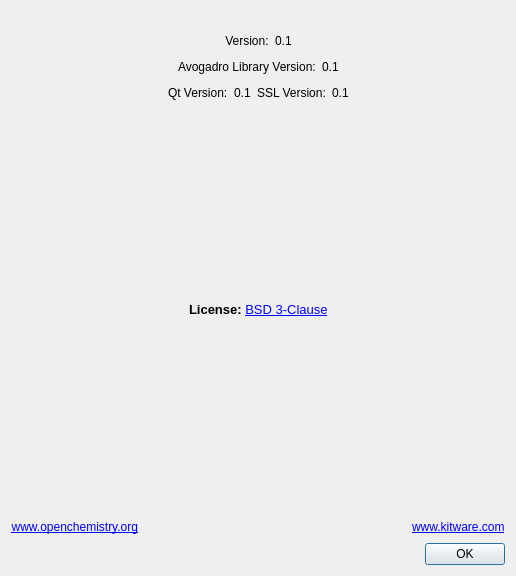
Before: the Qt Designer form avogadro/aboutdialog.ui in OpenChemistry/avogadroapp, drawn with Qt 5.
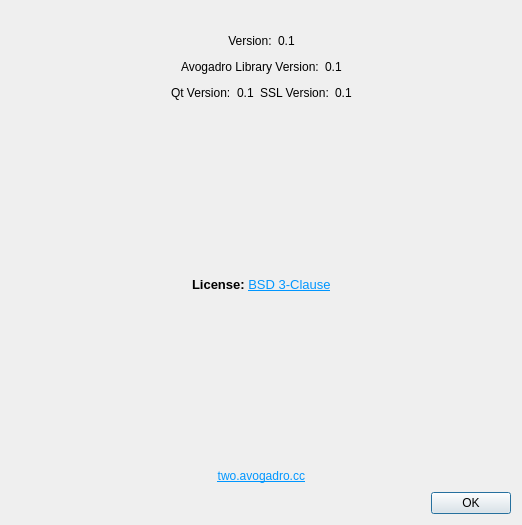
After: the same form once the commit is applied. Icons and pictures are not drawn.

What changed in the file:
```diff
--- a/avogadro/aboutdialog.ui
+++ b/avogadro/aboutdialog.ui
@@ -6,8 +6,8 @@
    <rect>
     <x>0</x>
     <y>0</y>
-    <width>516</width>
-    <height>576</height>
+    <width>522</width>
+    <height>525</height>
    </rect>
   </property>
   <property name="sizePolicy">
@@ -235,7 +235,7 @@
      <item>
       <widget class="QLabel" name="licenseLabel">
        <property name="text">
-        <string>&lt;html&gt;&lt;head/&gt;&lt;body&gt;&lt;p&gt;&lt;span style=&quot; font-size:10pt; font-weight:600;&quot;&gt;License: &lt;/span&gt;&lt;a href=&quot;https://opensource.org/licenses/BSD-3-Clause&quot;&gt;&lt;span style=&quot; font-size:10pt; text-decoration: underline; color:#0000ff;&quot;&gt;BSD 3-Clause&lt;/span&gt;&lt;/a&gt;&lt;/p&gt;&lt;/body&gt;&lt;/html&gt;</string>
+        <string>&lt;html&gt;&lt;head/&gt;&lt;body&gt;&lt;p&gt;&lt;span style=&quot; font-size:10pt; font-weight:600;&quot;&gt;License: &lt;/span&gt;&lt;a href=&quot;https://opensource.org/licenses/BSD-3-Clause&quot;&gt;&lt;span style=&quot; font-size:10pt; text-decoration: underline; color:#0096ff;&quot;&gt;BSD 3-Clause&lt;/span&gt;&lt;/a&gt;&lt;/p&gt;&lt;/body&gt;&lt;/html&gt;</string>
        </property>
        <property name="openExternalLinks">
         <bool>true</bool>
@@ -272,10 +272,23 @@
    </item>
    <item>
     <layout class="QHBoxLayout" name="urlsLayout">
+     <item>
+      <spacer name="horizontalSpacer_10">
+       <property name="orientation">
+        <enum>Qt::Orientation::Horizontal</enum>
+       </property>
+       <property name="sizeHint" stdset="0">
+        <size>
+         <width>40</width>
+         <height>20</height>
+        </size>
+       </property>
+      </spacer>
+     </item>
      <item>
       <widget class="QLabel" name="label_2">
        <property name="text">
-        <string>&lt;html&gt;&lt;head/&gt;&lt;body&gt;&lt;p&gt;&lt;a href=&quot;https://www.openchemistry.org&quot;&gt;&lt;span style=&quot; text-decoration: underline; color:#0000ff;&quot;&gt;www.openchemistry.org&lt;/span&gt;&lt;/a&gt;&lt;/p&gt;&lt;/body&gt;&lt;/html&gt;</string>
+        <string>&lt;html&gt;&lt;head/&gt;&lt;body&gt;&lt;p&gt;&lt;a href=&quot;https://www.openchemistry.org&quot;&gt;&lt;span style=&quot; text-decoration: underline; color:#0096ff;&quot;&gt;two.avogadro.cc&lt;/span&gt;&lt;/a&gt;&lt;/p&gt;&lt;/body&gt;&lt;/html&gt;</string>
        </property>
        <property name="textFormat">
         <enum>Qt::RichText</enum>
@@ -301,16 +314,6 @@
        </property>
       </spacer>
      </item>
-     <item>
-      <widget class="QLabel" name="label_3">
-       <property name="text">
-        <string>&lt;html&gt;&lt;head/&gt;&lt;body&gt;&lt;p&gt;&lt;a href=&quot;https://www.kitware.com&quot;&gt;&lt;span style=&quot; text-decoration: underline; color:#0000ff;&quot;&gt;www.kitware.com&lt;/span&gt;&lt;/a&gt;&lt;/p&gt;&lt;/body&gt;&lt;/html&gt;</string>
-       </property>
-       <property name="openExternalLinks">
-        <bool>true</bool>
-       </property>
-      </widget>
-     </item>
     </layout>
    </item>
    <item>
```
Left out of the diff: 40 changed lines with no effect on the pictures.
